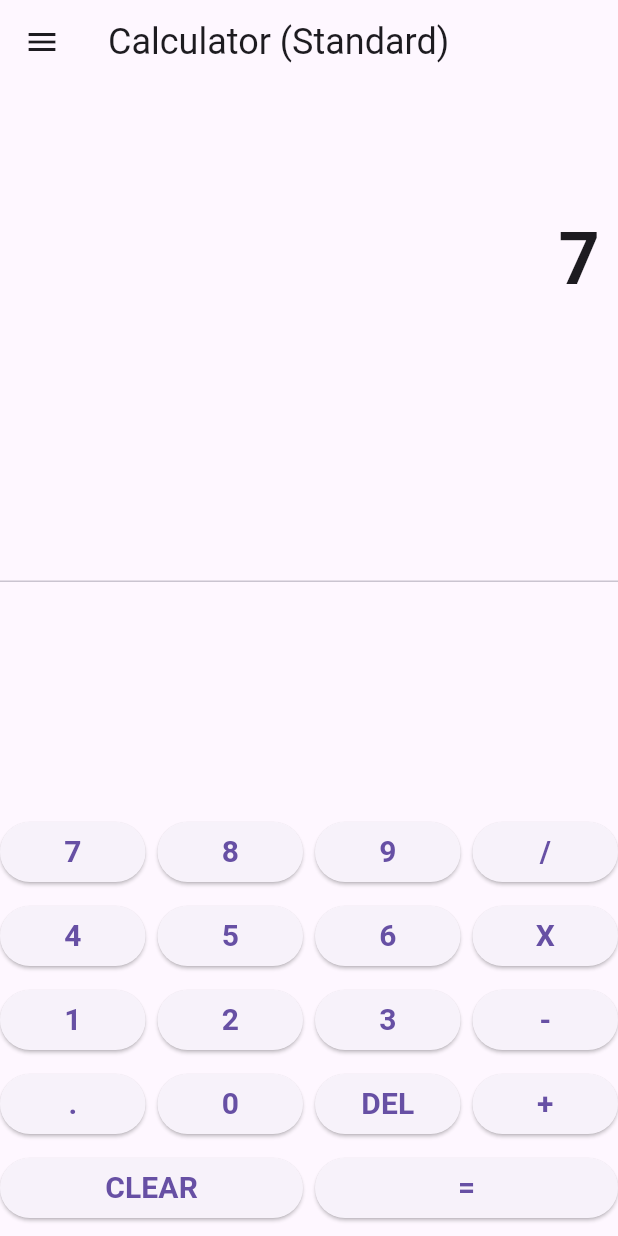
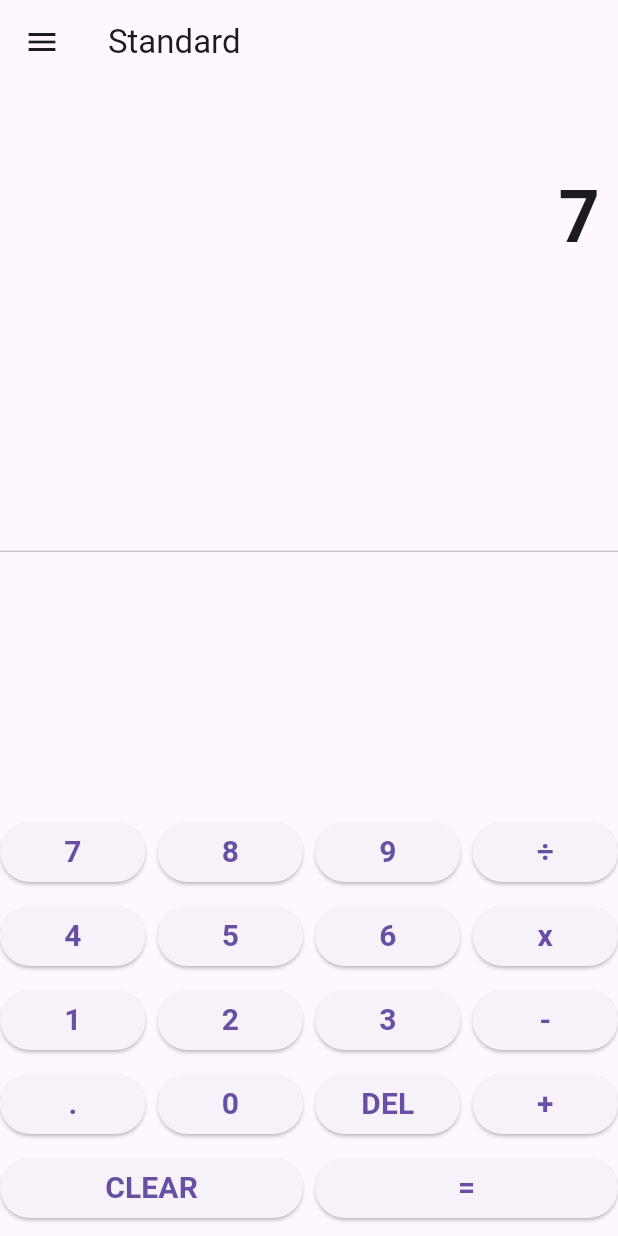
Before and after one commit to MrLeKiet/calculator_dalt, a Flutter app: the screen it shows after launch, after a tap on an icon or button, on a phone screen of 412 x 824 dp. Run offline on Flutter 3.47's test engine with Material 3 defaults, Android fonts, the phone set to English and light mode, and no system bars.

Commit message:
Fixing problem

```diff
--- a/lib/main.dart
+++ b/lib/main.dart
@@ -53,8 +53,8 @@ class _CalculatorHomeState extends State<CalculatorHome> {
       }
     } else if (buttonText == "+" ||
         buttonText == "-" ||
-        buttonText == "/" ||
-        buttonText == "X") {
+        buttonText == "÷" ||
+        buttonText == "x") {
       // If there is already a result from pressing equals, reset before new operation
       if (isEqualPressed) {
         num1 = double.tryParse(output) ?? 0;
@@ -70,7 +70,8 @@ class _CalculatorHomeState extends State<CalculatorHome> {
       }
       operand = buttonText; // Update the current operator
       _output = "0"; // Reset internal output for the next number
-      expression = "$num1 $operand "; // Update expression
+      expression =
+          "${formatNumber(num1)} $operand "; // Update expression with formatted number
       isResultDisplayed = false; // Reset the result display flag
     } else if (buttonText == ".") {
       if (_output.contains(".")) {
@@ -124,32 +125,33 @@ class _CalculatorHomeState extends State<CalculatorHome> {
   }
 
   void calculateResult() {
+    double result = 0.0;
+
     // Perform calculation based on the operator
     if (operand == "+") {
-      _output = (num1 + num2).toString(); // Addition
+      result = num1 + num2; // Addition
     }
     if (operand == "-") {
-      _output = (num1 - num2).toString(); // Subtraction
+      result = num1 - num2; // Subtraction
     }
-    if (operand == "X") {
-      _output = (num1 * num2).toString(); // Multiplication
+    if (operand == "x") {
+      result = num1 * num2; // Multiplication
     }
-    if (operand == "/") {
+    if (operand == "÷") {
       if (num2 == 0) {
         _output = "Undefined"; // Handle division by zero
+        expression = "Undefined";
+        return;
       } else {
-        _output = (num1 / num2).toString(); // Division
+        result = num1 / num2; // Division
       }
     }
 
-    // Only update the expression once, then prevent further updates on repeated '=' presses
-    if (!isEqualPressed) {
-      expression =
-          "$num1 $operand $num2 ="; // Update expression for display once
-    }
+    // Format the result and expression
+    _output = formatNumber(result);
+    expression = "${formatNumber(num1)} $operand ${formatNumber(num2)} =";
 
-    num1 =
-        double.tryParse(_output) ?? 0; // Store result for further calculations
+    num1 = result; // Store result for further calculations
     num2 = 0.0; // Reset num2 for the next operation
     operand = ""; // Reset operator
   }
@@ -174,8 +176,15 @@ class _CalculatorHomeState extends State<CalculatorHome> {
       }
     }
 
-    expression = "$function($num1)"; // Update expression for display
+    expression =
+        "$function(${formatNumber(num1)})"; // Update expression for display
     isResultDisplayed = false; // Reset the result display flag
+  }
+
+  String formatNumber(double number) {
+    return number.truncateToDouble() == number
+        ? number.toStringAsFixed(0)
+        : number.toString();
   }
 
   Widget buildButton(String buttonText) {
@@ -199,13 +208,7 @@ class _CalculatorHomeState extends State<CalculatorHome> {
   Widget build(BuildContext context) {
     return Scaffold(
       appBar: AppBar(
-        title: FittedBox(
-          fit: BoxFit.scaleDown, // Tự động điều chỉnh kích thước chữ
-          child: Text(
-            'Calculator (${isScientific ? "Scientific" : "Standard"})',
-            style: TextStyle(fontSize: 24),
-          ),
-        ),
+        title: Text(isScientific ? 'Scientific' : 'Standard'),
       ),
       drawer: Drawer(
         child: ListView(
@@ -246,13 +249,14 @@ class _CalculatorHomeState extends State<CalculatorHome> {
         children: [
           Container(
             alignment: Alignment.centerRight,
-            padding: EdgeInsets.symmetric(vertical: 12.0, horizontal: 12.0),
+            padding: EdgeInsets.symmetric(
+                vertical: 4.0, horizontal: 12.0), // Reduced vertical padding
             child: Text(expression,
                 style: TextStyle(fontSize: 24.0, fontWeight: FontWeight.bold)),
           ),
           Container(
             alignment: Alignment.centerRight,
-            padding: EdgeInsets.symmetric(vertical: 24.0, horizontal: 12.0),
+            padding: EdgeInsets.symmetric(vertical: 12.0, horizontal: 12.0),
             child: Text(output,
                 style: TextStyle(fontSize: 48.0, fontWeight: FontWeight.bold)),
           ),
@@ -269,7 +273,7 @@ class _CalculatorHomeState extends State<CalculatorHome> {
                   SizedBox(width: 8.0),
                   buildButton("9"),
                   SizedBox(width: 8.0),
-                  buildButton("/"),
+                  buildButton("÷"),
                 ],
               ),
               SizedBox(height: 8.0),
@@ -281,7 +285,7 @@ class _CalculatorHomeState extends State<CalculatorHome> {
                   SizedBox(width: 8.0),
                   buildButton("6"),
                   SizedBox(width: 8.0),
-                  buildButton("X"),
+                  buildButton("x"),
                 ],
               ),
               SizedBox(height: 8.0),
```
